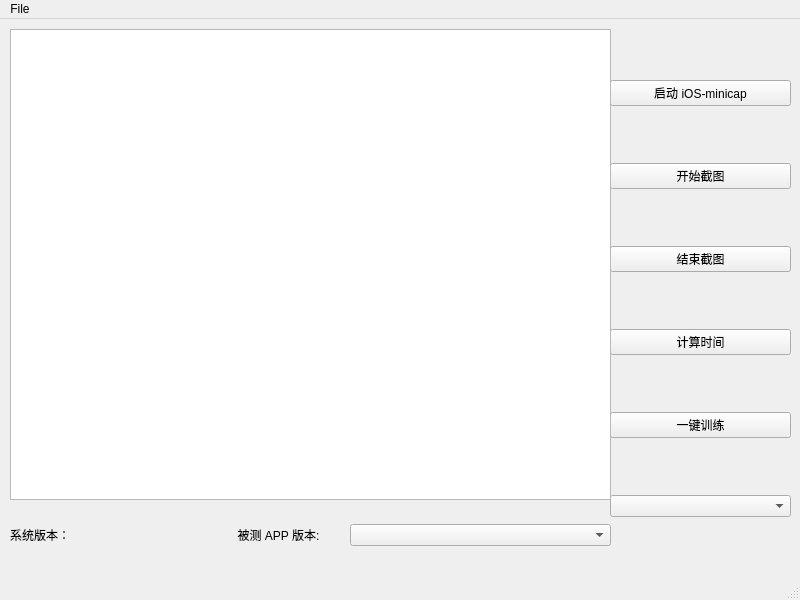
The window that qt_creator/iOSAppTime.ui (bug-hh/iOSAppTime) describes before a commit, drawn with Qt 5.
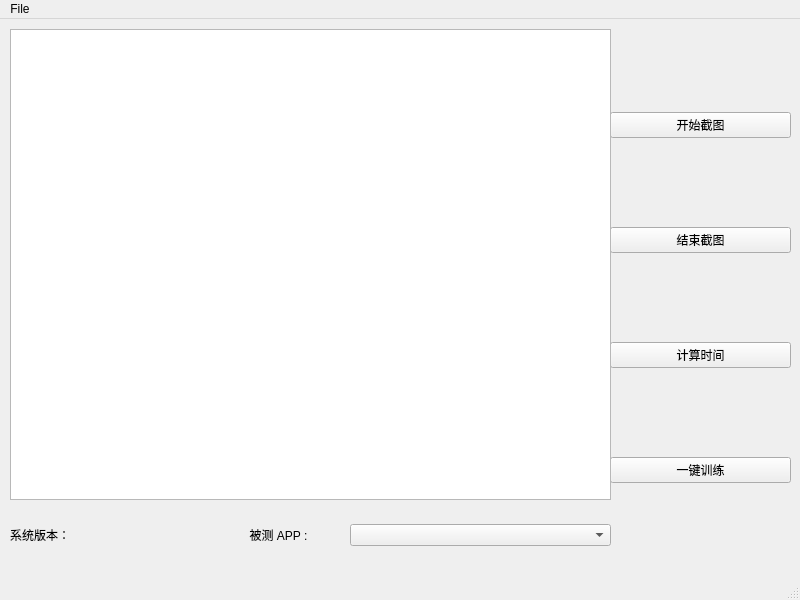
The same window after the commit.

Patch:
```diff
--- a/qt_creator/iOSAppTime.ui
+++ b/qt_creator/iOSAppTime.ui
@@ -24,13 +24,6 @@
      </rect>
     </property>
     <layout class="QVBoxLayout" name="verticalLayout">
-     <item>
-      <widget class="QPushButton" name="start_minicap_button">
-       <property name="text">
-        <string>启动 iOS-minicap</string>
-       </property>
-      </widget>
-     </item>
      <item>
       <widget class="QPushButton" name="start_screenshot_button">
        <property name="text">
@@ -59,9 +52,6 @@
        </property>
       </widget>
      </item>
-     <item>
-      <widget class="QComboBox" name="platformComboBox"/>
-     </item>
     </layout>
    </widget>
    <widget class="QTextBrowser" name="textBrowser">
@@ -125,7 +115,7 @@
         </sizepolicy>
        </property>
        <property name="text">
-        <string>被测 APP 版本:</string>
+        <string>被测 APP :</string>
        </property>
        <property name="alignment">
         <set>Qt::AlignCenter</set>
```
